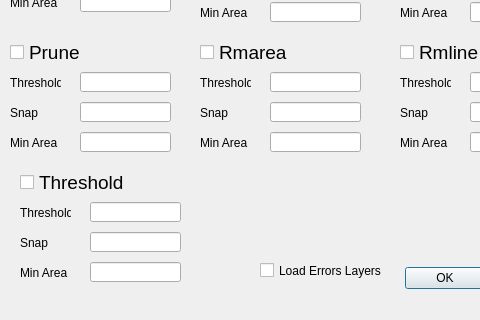
The window that repair_geometry_dialog_base.ui (CarlosCagna/RepairGeometry) describes before a commit, drawn with Qt 5; both pictures show x 0 to 480 and y 368 to 688 of the 618 by 688 pixel window.
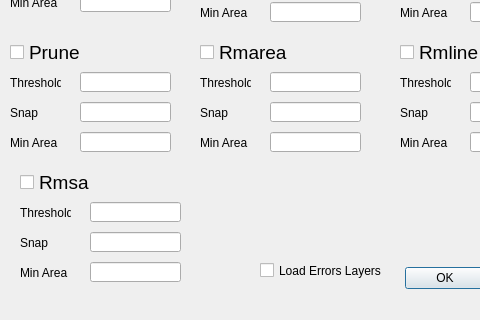
The same window after the commit.

Diff of the .ui file:
```diff
--- a/repair_geometry_dialog_base.ui
+++ b/repair_geometry_dialog_base.ui
@@ -1232,7 +1232,7 @@
     <string>&lt;html&gt;&lt;head/&gt;&lt;body&gt;&lt;p&gt;&lt;span style=&quot; font-family:'arial,sans-serif'; font-size:medium; color:#000000; background-color:#ffffff;&quot;&gt;remove small angles between lines at nodes&lt;/span&gt;&lt;/p&gt;&lt;/body&gt;&lt;/html&gt;</string>
    </property>
    <property name="text">
-    <string>Threshold</string>
+    <string>Rmsa</string>
    </property>
   </widget>
   <widget class="QLineEdit" name="threshold_12">
```
